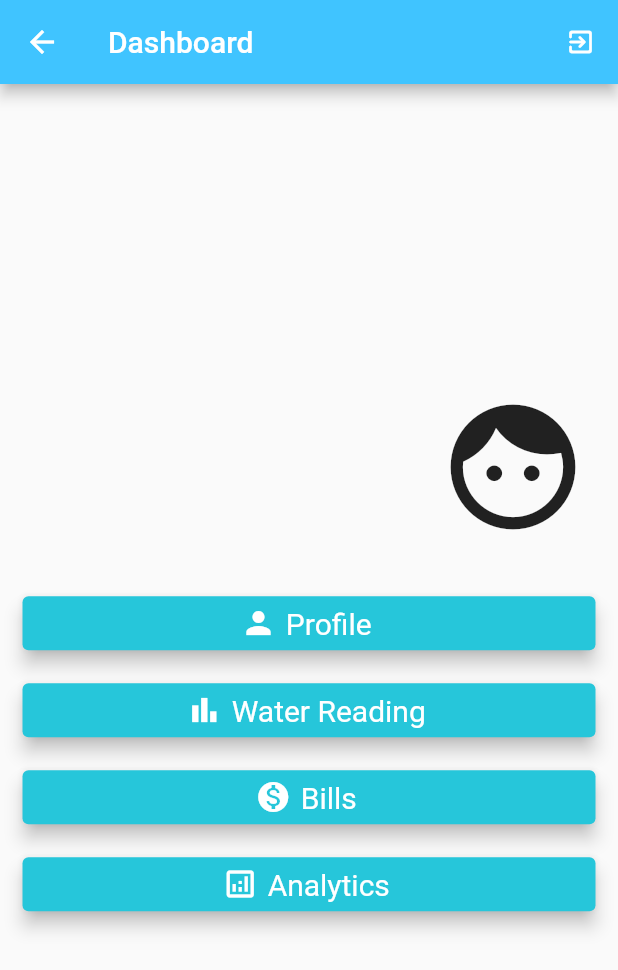
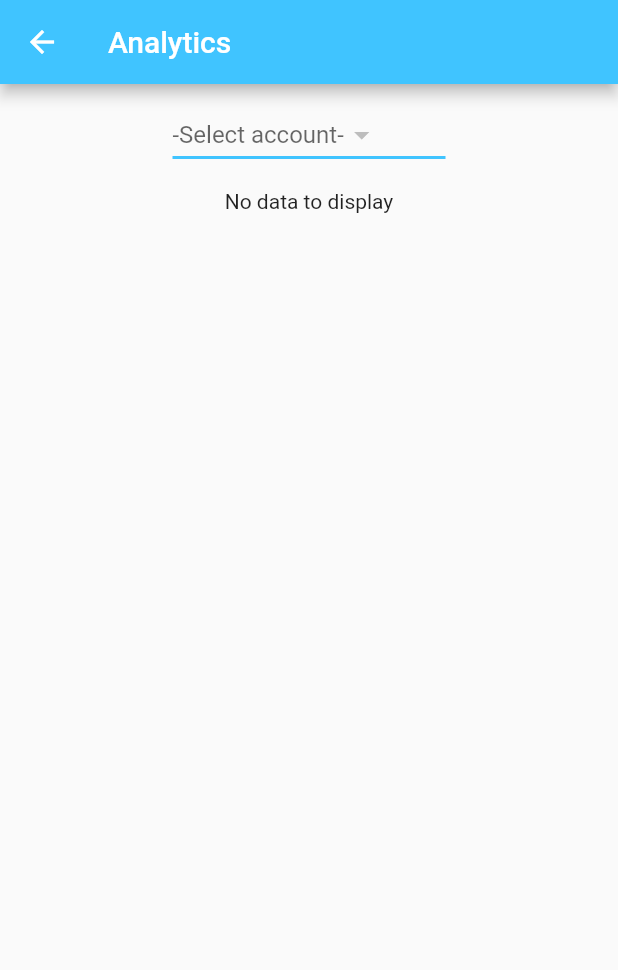
Before and after one commit to Reo98105/Smart-Water-Metering-System, a Flutter app: the Dashboard screen opened by its route, after a tap on "Analytics", on a phone screen of 412 x 824 dp. Shown: the top 970 px of the screen. Run offline on Flutter 3.47's test engine with Material 2 defaults, Android fonts, the phone set to English and light mode, and no system bars; our stand-ins replace liquid_progress_indicator, shared_preferences, syncfusion_flutter_charts; missing offline and left inert: mysql1; accounts and stored records are empty.

Commit message:
Finished developing analytics module, known issue: slow loadtime

```diff
--- a/lib/DAO/accountDAO.dart
+++ b/lib/DAO/accountDAO.dart
@@ -65,6 +65,31 @@ class AccountDAO {
     return accounts;
   }
 
+  //get managed accounts lists
+  Future<List<Account>> getAccList(int userid) async {
+    //create a list
+    List<Account> accounts = [];
+    //get the whole list
+    String ps =
+        'select accNumber, accNickname from supervision where user_ID = ?';
+    try {
+      var connect = await conn.getConnection();
+      var results = await connect.query(ps, [userid]);
+      for (var row in results) {
+        Account acc = new Account();
+        acc.accNickname = row['accNickname'];
+        acc.accNumber = row['accNumber'];
+
+        accounts.add(acc);
+      }
+      connect.close();
+    } catch (e, stacktrace) {
+      print(e);
+      print(stacktrace);
+    }
+    return accounts;
+  }
+
   //get managed accounts' numbers
   Future<List> getAccNum(int userid) async {
     //create a list
--- a/lib/DAO/readingDAO.dart
+++ b/lib/DAO/readingDAO.dart
@@ -24,6 +24,7 @@ class ReadingDAO {
     return reading;
   }
 
+  //get timeStamp
   Future getTimeStamp(var accNumber) async{
     DateTime timeStamp;
 
--- /dev/null
+++ b/lib/Model/analytics.dart
@@ -0,0 +1,10 @@
+class Analytics {
+  var price, waterUsage, dateTime;
+
+  Analytics();
+
+  Analytics.usage(this.waterUsage, this.dateTime);
+  Analytics.price(this.price, this.dateTime);
+
+  Analytics.def();
+}
--- /dev/null
+++ b/lib/analyticsPage.dart
@@ -0,0 +1,186 @@
+import 'package:flutter/material.dart';
+import 'package:shared_preferences/shared_preferences.dart';
+import 'package:swms_user_auth_module/DAO/accountDAO.dart';
+import 'package:swms_user_auth_module/DAO/analyticsDAO.dart';
+import 'package:swms_user_auth_module/Model/account.dart';
+import 'package:swms_user_auth_module/Model/analytics.dart';
+import 'package:syncfusion_flutter_charts/charts.dart';
+
+class AnalyticsPage extends StatefulWidget {
+  @override
+  _AnalyticsPageState createState() => _AnalyticsPageState();
+}
+
+class _AnalyticsPageState extends State<AnalyticsPage> {
+  Analytics analytics = new Analytics();
+  AccountDAO accountDAO = new AccountDAO();
+  AnalyticsDAO analyticsDAO = new AnalyticsDAO();
+
+  Future futureAcc;
+  int id;
+  var selectedAccount;
+  List usage, price;
+
+  @override
+  void initState() {
+    super.initState();
+    //call the future list*
+    getUserid();
+    _getUserid();
+    getAcc();
+  }
+
+  @override
+  Widget build(BuildContext context) {
+    return Scaffold(
+        appBar: AppBar(
+          title: Text("Analytics"),
+          backgroundColor: Colors.lightBlueAccent,
+        ),
+        body: SafeArea(
+          child: Column(
+            mainAxisSize: MainAxisSize.min,
+            crossAxisAlignment: CrossAxisAlignment.stretch,
+            children: <Widget>[
+              Container(
+                padding: EdgeInsets.symmetric(
+                  vertical: 10.0,
+                  horizontal: 115.0,
+                ),
+                child: FutureBuilder<List<Account>>(
+                    future: getAcc(),
+                    builder: (context, snapshot) {
+                      if (snapshot.connectionState == ConnectionState.done ||
+                          snapshot.hasData) {
+                        return new StatefulBuilder(
+                            builder: (context, _setState) => DropdownButton(
+                                  hint: Text(
+                                      selectedAccount ?? '-Select account-'),
+                                  icon: Icon(Icons.arrow_drop_down_outlined),
+                                  elevation: 16,
+                                  underline: Container(
+                                      height: 2, color: Colors.lightBlueAccent),
+                                  items: snapshot.data
+                                      .map<DropdownMenuItem>((value) {
+                                    return DropdownMenuItem(
+                                      value: value.accNumber,
+                                      child: Text('${value.accNickname}'),
+                                    );
+                                  }).toList(),
+                                  onChanged: (val) {
+                                    _setState(() {
+                                      selectedAccount = val;
+                                    });
+                                  },
+                                  value: selectedAccount,
+                                ));
+                      } else {
+                        return Center(child: CircularProgressIndicator());
+                      }
+                    }),
+              ),
+              Container(
+                  padding: EdgeInsets.symmetric(
+                    horizontal: 10.0,
+                    vertical: 2.0,
+                  ),
+                  child: _renderChart()),
+            ],
+          ),
+        ));
+  }
+
+  //function to render charts
+  _renderChart() {
+    if (selectedAccount != null) {
+      return FutureBuilder(
+        future: Future.wait([getUsage(), getPayAmount()]),
+        builder: (context, snapshot) {
+          if (snapshot.connectionState == ConnectionState.done ||
+              snapshot.hasData) {
+            return Column(children: <Widget>[
+              SfCartesianChart(
+                title: ChartTitle(text: 'Past Water Usage'),
+                primaryXAxis: DateTimeAxis(
+                  intervalType: DateTimeIntervalType.months,
+                  interval: 1,
+                ),
+                series: <ChartSeries>[
+                  //render line chart
+                  LineSeries<Analytics, DateTime>(
+                      dataSource: snapshot.data[0],
+                      xValueMapper: (analytics, _) => analytics.dateTime,
+                      yValueMapper: (analytics, _) => analytics.waterUsage,
+                      markerSettings: MarkerSettings(
+                        isVisible: true,
+                      ))
+                ],
+              ),
+              SfCartesianChart(
+                title: ChartTitle(text: 'Past Paid Amount'),
+                primaryXAxis: DateTimeAxis(
+                  intervalType: DateTimeIntervalType.months,
+                  interval: 1,
+                ),
+                series: <ChartSeries>[
+                  //render line chart
+                  LineSeries<Analytics, DateTime>(
+                      dataSource: snapshot.data[1],
+                      xValueMapper: (analytics, _) => analytics.dateTime,
+                      yValueMapper: (analytics, _) => analytics.price,
+                      markerSettings: MarkerSettings(
+                        isVisible: true,
+                      ))
+                ],
+              )
+            ]);
+          } else {
+            return Center(child: CircularProgressIndicator());
+          }
+        },
+      );
+    } else {
+      return Center(child: Container(child: Text('No data to display')));
+    }
+  }
+
+  //get userid
+  Future<int> getUserid() async {
+    SharedPreferences prefs = await SharedPreferences.getInstance();
+    int userid = prefs.getInt('id');
+    return userid;
+  }
+
+  //get userid from sharepreferences
+  int _getUserid() {
+    getUserid().then((value) => setState(() {
+          id = value;
+        }));
+    return id;
+  }
+
+  //get accNum from sharedPreferences
+  getAccNum() async {
+    SharedPreferences prefs = await SharedPreferences.getInstance();
+    var accList = prefs.getStringList('accNumList');
+    return accList;
+  }
+
+  //return accounts list
+  Future<List<Account>> getAcc() async {
+    List account = await accountDAO.getAccList(_getUserid());
+    return account;
+  }
+
+  //get water usage history
+  Future<List> getUsage() async {
+    List waterUsage = await analyticsDAO.getWaterUsage(selectedAccount);
+    return waterUsage;
+  }
+
+  //get pay amount history
+  Future<List> getPayAmount() async {
+    List payAmount = await analyticsDAO.getPayAmount(selectedAccount);
+    return payAmount;
+  }
+}
--- a/lib/dashboard.dart
+++ b/lib/dashboard.dart
@@ -1,5 +1,6 @@
 import 'package:flutter/material.dart';
 import 'package:shared_preferences/shared_preferences.dart';
+import 'package:swms_user_auth_module/analyticsPage.dart';
 import 'package:swms_user_auth_module/payment.dart';
 import 'package:swms_user_auth_module/showAlert.dart';
 import 'package:swms_user_auth_module/waterReading.dart';
@@ -132,7 +133,13 @@ class _DashboardState extends State<Dashboard> {
             Container(
               margin: EdgeInsets.symmetric(horizontal: 15.0, vertical: 5.0),
               child: ElevatedButton.icon(
-                onPressed: () {},
+                onPressed: () {
+                  Navigator.push(
+                      context,
+                      MaterialPageRoute(
+                        builder: (context) => AnalyticsPage(),
+                      ));
+                },
                 icon: Icon(Icons.analytics_outlined),
                 label: Text('Analytics'),
                 style: ElevatedButton.styleFrom(
```
Also changed, not shown: lib/DAO/analyticsDAO.dart (added, +56 -0 lines), lib/analytics.dart (deleted, +0 -26 lines), lib/waterReading.dart (+8 -8 lines).
